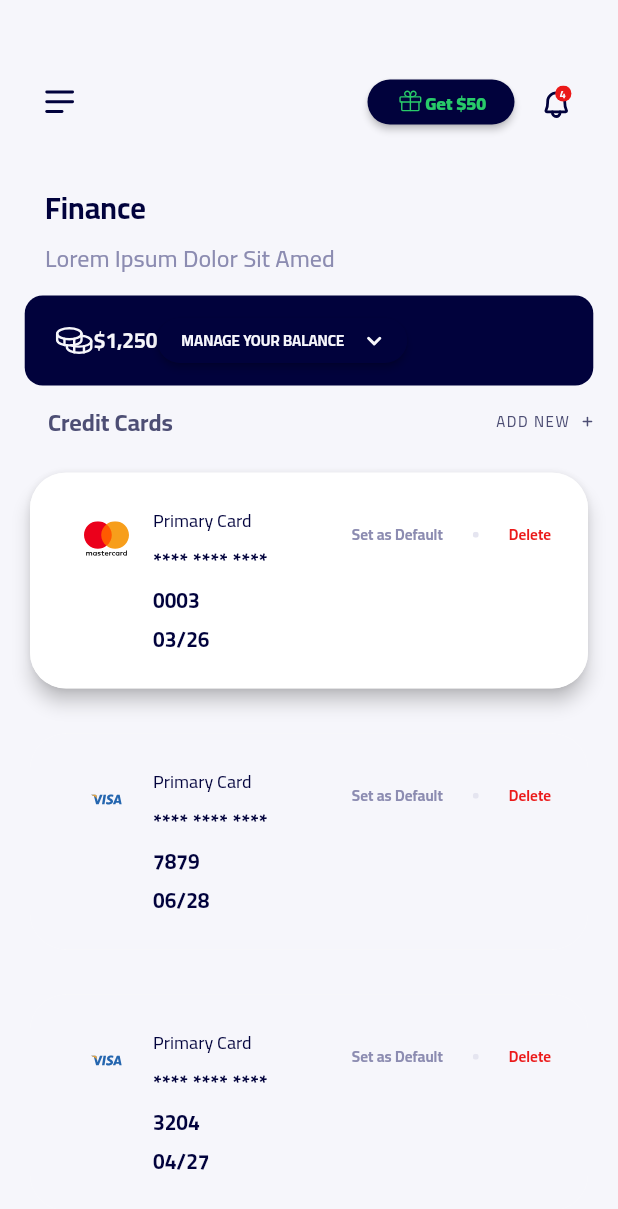
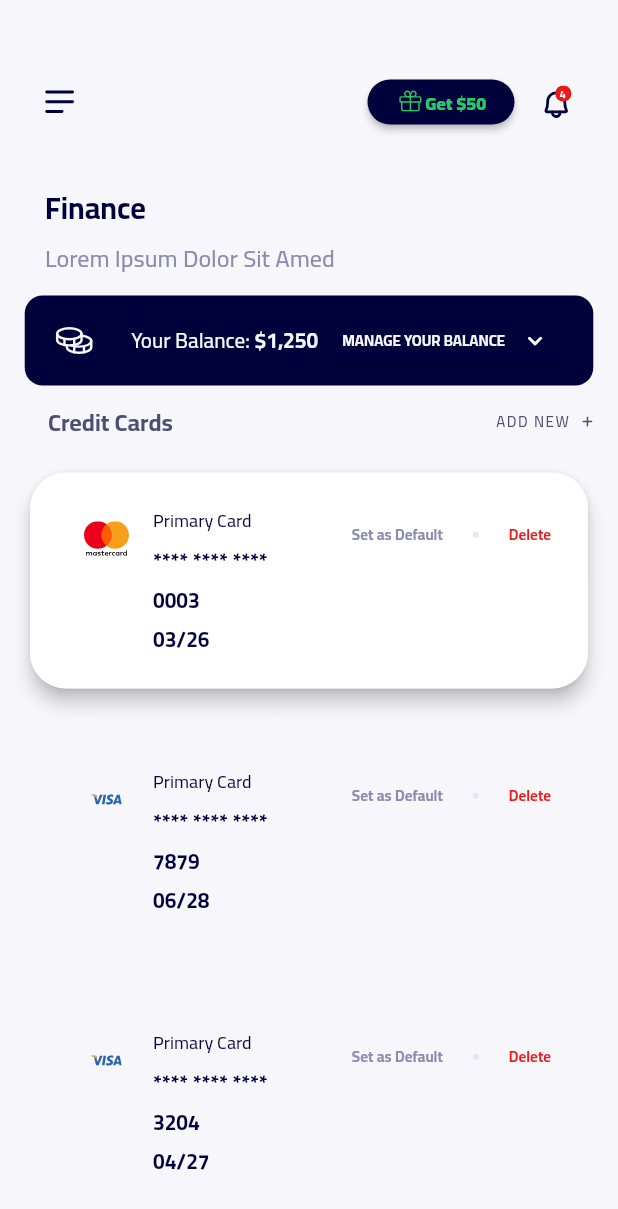
Before and after one commit to ozgun-kara/ruut, a Flutter app: the screen it shows after launch, on a phone screen of 412 x 824 dp. Shown: the top 1209 px of the screen. Run offline on Flutter 3.47's test engine with Material 2 defaults, Android fonts, the phone set to English and light mode, and no system bars; our stand-ins replace flutter_svg; statements that could not run were skipped.

Commit message:
Update finance_page.dart

```diff
--- a/lib/pages/finance_page.dart
+++ b/lib/pages/finance_page.dart
@@ -160,7 +160,18 @@ class FinancePage extends StatelessWidget {
                       ),
                     ),
 
-
+                    const Padding(
+                      padding: EdgeInsets.fromLTRB(25, 0, 0, 0),
+                      child: Text(
+                        "Your Balance: ",
+                        style: TextStyle(
+                          fontSize: 14,
+                          fontFamily: "Cairo-VariableFont_wght",
+                          fontWeight: FontWeight.w500,
+                          color: Color(0xFFF6F6FB),
+                        ),
+                      ),
+                    ),
 
                     const Padding(
                       padding: EdgeInsets.fromLTRB(0, 0, 0, 0),
```
